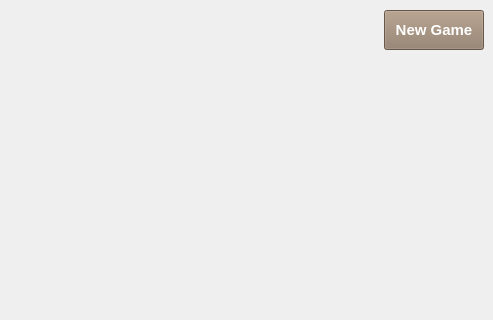
Neo-513/project-qt, file src/game2048_ui.ui: the form before one commit; both pictures show x 0 to 493 and y 0 to 320 of the 493 by 541 pixel window.
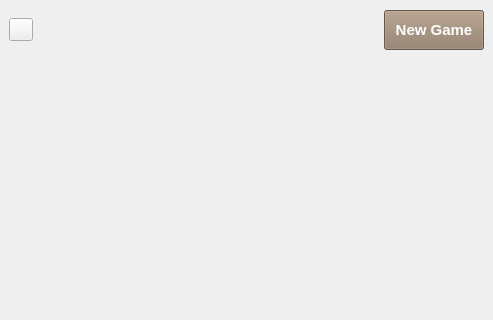
The form after the commit.

```diff
--- a/src/game2048_ui.ui
+++ b/src/game2048_ui.ui
@@ -31,9 +31,6 @@
         <property name="focusPolicy">
          <enum>Qt::FocusPolicy::NoFocus</enum>
         </property>
-        <property name="styleSheet">
-         <string notr="true">border: none</string>
-        </property>
        </widget>
       </item>
       <item>
```
Left out of the diff: 2 changed lines with no effect on the pictures.
